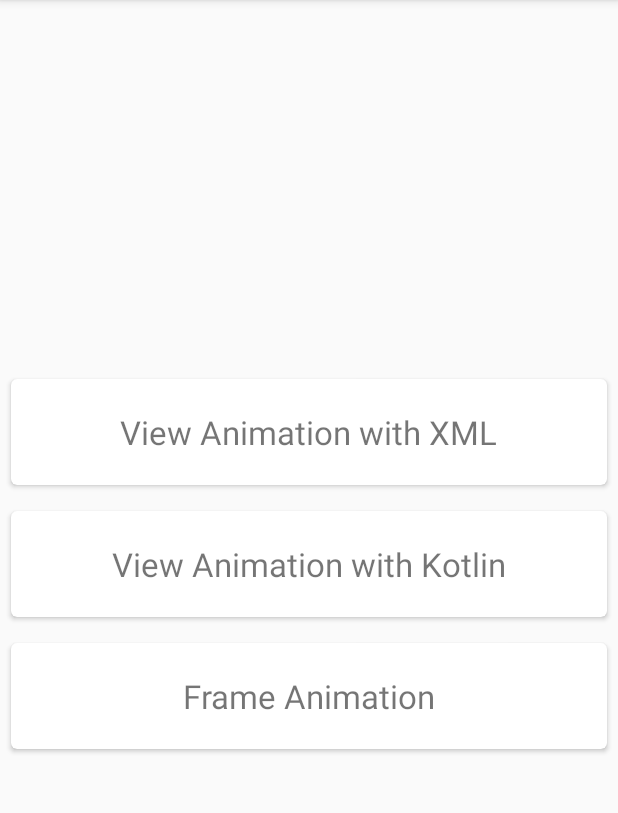
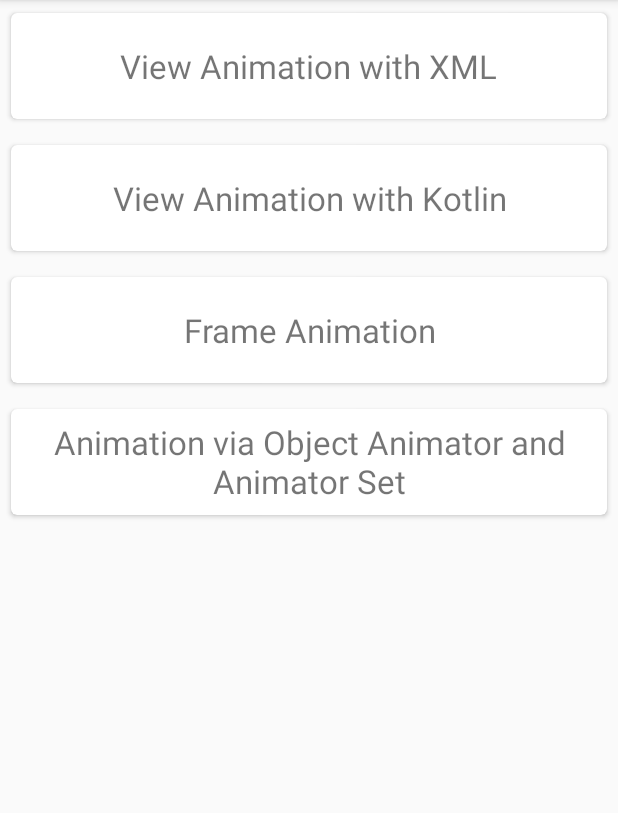
Before and after one commit to maikotrindade/AndroidAnimationSamples, an Android app: the screen it shows after launch (HomeActivity), on a phone screen of 412 x 824 dp, the part 84-897 px from its top. Run offline under Robolectric (Android 15) with nearby library versions, the phone set to English and light mode, and no system bars; our stand-ins replace navigation-ui; Roboto replaces fonts that are not available here.

Commit message:
add objectAnimator/animatorSet example

```diff
--- a/app/src/main/java/io/github/maikotrindade/animationsamples/home/HomeFragment.kt
+++ b/app/src/main/java/io/github/maikotrindade/animationsamples/home/HomeFragment.kt
@@ -32,7 +32,8 @@ class HomeFragment : Fragment(), MainListOutput {
         listOf(
             Screen(getString(R.string.title_view_anim_xml), R.id.action_viewAnimFragment),
             Screen(getString(R.string.title_view_anim_kotlin), R.id.action_viewAnimKotlinFragment),
-            Screen(getString(R.string.title_frame_anim), R.id.action_frameAnimFragment)
+            Screen(getString(R.string.title_frame_anim), R.id.action_frameAnimFragment),
+            Screen(getString(R.string.title_object_animator), R.id.action_objectAnimatorFragment)
         )
 
     override fun onItemSelected(navAction: Int) {
--- a/app/src/main/res/layout/fragment_home.xml
+++ b/app/src/main/res/layout/fragment_home.xml
@@ -10,7 +10,7 @@
     <androidx.recyclerview.widget.RecyclerView
             android:id="@+id/rv_fragments"
             android:layout_width="match_parent"
-            android:layout_height="wrap_content"
+            android:layout_height="match_parent"
             android:clipToPadding="false"
             android:paddingBottom="16dp"
             app:layout_constraintBottom_toBottomOf="parent"
--- a/app/src/main/res/layout/item_main_list.xml
+++ b/app/src/main/res/layout/item_main_list.xml
@@ -17,9 +17,10 @@
                 android:id="@+id/tv_title"
                 android:layout_width="wrap_content"
                 android:textSize="22sp"
-                android:maxLines="1"
+                android:maxLines="2"
+                android:layout_margin="4dp"
+                android:textAlignment="center"
                 android:ellipsize="end"
-                android:text="@string/animate"
                 android:layout_gravity="center"
                 android:layout_height="wrap_content"
                 android:fontFamily="@font/averia_sans_libre"/>
--- a/app/src/main/res/navigation/navigation_graph.xml
+++ b/app/src/main/res/navigation/navigation_graph.xml
@@ -20,6 +20,9 @@
         <action
                 android:id="@+id/action_frameAnimFragment"
                 app:destination="@id/frameAnimFragment"/>
+        <action
+                android:id="@+id/action_objectAnimatorFragment"
+                app:destination="@id/objectAnimatorFragment"/>
     </fragment>
 
 
@@ -38,4 +41,9 @@
               tools:layout="@layout/fragment_frame_animation"
               android:name="io.github.maikotrindade.animationsamples.ui.FrameAnimationFragment"/>
 
+    <fragment android:id="@+id/objectAnimatorFragment"
+              android:label="@string/title_object_animator"
+              tools:layout="@layout/fragment_object_animator"
+              android:name="io.github.maikotrindade.animationsamples.ui.ObjectAnimatorFragment"/>
+
 </navigation>
--- a/app/src/main/res/values/strings.xml
+++ b/app/src/main/res/values/strings.xml
@@ -5,8 +5,11 @@
     <string name="title_view_anim_xml">View Animation with XML</string>
     <string name="title_view_anim_kotlin">View Animation with Kotlin</string>
     <string name="title_frame_anim">Frame Animation</string>
+    <string name="title_object_animator">Animation via Object Animator and Animator Set</string>
     <string name="reload">Reload</string>
     <string name="reload_screen">Reloading screen…</string>
     <string name="start">Start</string>
     <string name="stop">Stop</string>
+    <string name="play_together">Play Together</string>
+    <string name="sequentially">Sequentially</string>
 </resources>
```
Also changed, not shown: app/src/main/java/io/github/maikotrindade/animationsamples/ui/ObjectAnimatorFragment.kt (added, +67 -0 lines), app/src/main/res/layout/fragment_object_animator.xml (added, +44 -0 lines).
